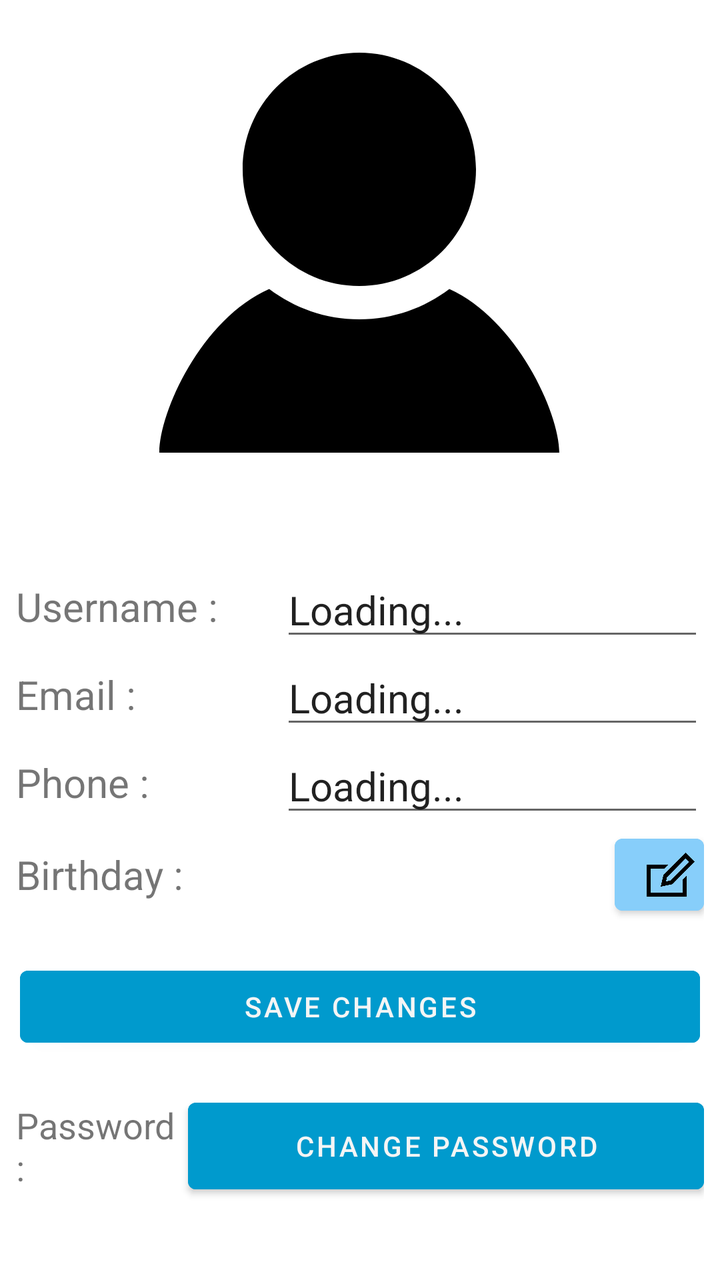
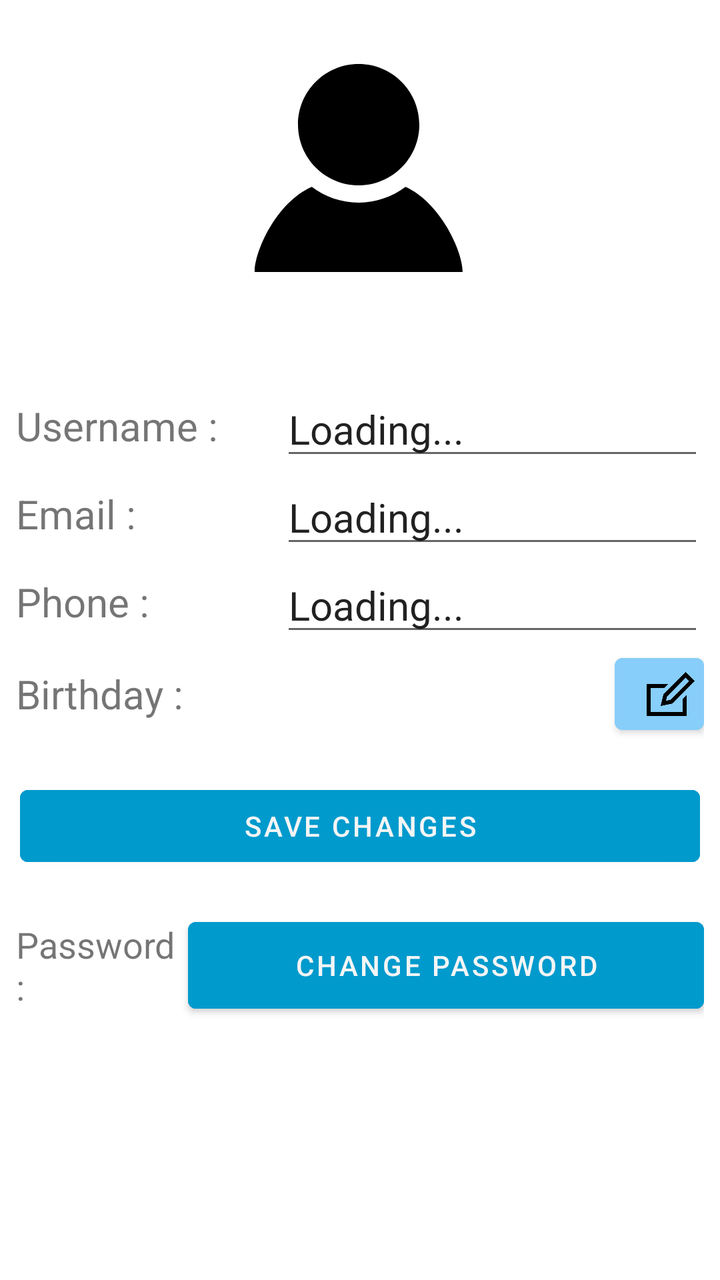

Two renders of the same Android screen: before a commit and after it. Below are the layout's source before the change and the commit's diff.
<!-- AndroidManifest.xml: application theme Theme.Front2 -->
<!-- res/layout/fragment_account.xml -->
<?xml version="1.0" encoding="utf-8"?>
<FrameLayout xmlns:android="http://schemas.android.com/apk/res/android"
    xmlns:app="http://schemas.android.com/apk/res-auto"
    xmlns:tools="http://schemas.android.com/tools"
    android:layout_width="match_parent"
    android:layout_height="match_parent"
    tools:context=".home.user.AccountFragment">

    <androidx.constraintlayout.widget.ConstraintLayout
        android:layout_width="match_parent"
        android:layout_height="match_parent">

        <ImageView
            android:id="@+id/account_icon"
            android:layout_width="200dp"
            android:layout_height="200dp"
            android:src="@drawable/account_icon"
            app:layout_constraintBottom_toBottomOf="parent"
            app:layout_constraintEnd_toEndOf="parent"
            app:layout_constraintHorizontal_bias="0.497"
            app:layout_constraintStart_toStartOf="parent"
            app:layout_constraintTop_toTopOf="parent"
            app:layout_constraintVertical_bias="0.06" />

        <LinearLayout
            android:id="@+id/linearLayout2"
            android:layout_width="match_parent"
            android:layout_height="wrap_content"
            android:layout_marginTop="55dp"
            android:orientation="vertical"
            app:layout_constraintStart_toStartOf="parent"
            app:layout_constraintTop_toBottomOf="@+id/account_icon">

            <LinearLayout
                android:layout_width="match_parent"
                android:layout_height="wrap_content"
                android:orientation="horizontal"
                android:paddingHorizontal="8dp">

                <TextView
                    android:layout_width="match_parent"
                    android:layout_height="match_parent"
                    android:layout_weight="4"
                    android:gravity="center|left"
                    android:text="@string/account_update_username"
                    android:textSize="20dp" />

                <EditText
                    android:id="@+id/accountName"
                    android:layout_width="match_parent"
                    android:layout_height="match_parent"
                    android:layout_weight="2.5"
                    android:gravity="center|left"
                    android:inputType="textPersonName"
                    android:singleLine="true"
                    android:text="Loading..."
                    android:textSize="20dp" />

            </LinearLayout>

            <LinearLayout
                android:layout_width="match_parent"
                android:layout_height="wrap_content"
                android:orientation="horizontal"
                android:paddingHorizontal="8dp">

                <TextView
                    android:layout_width="match_parent"
                    android:layout_height="match_parent"
                    android:layout_weight="4"
                    android:gravity="center|left"
                    android:text="@string/account_update_email_text"
                    android:textSize="20dp" />

                <EditText
                    android:id="@+id/emailEdit"
                    android:layout_width="match_parent"
                    android:layout_height="match_parent"
                    android:layout_weight="2.5"
                    android:gravity="center|left"
                    android:inputType="textEmailAddress"
                    android:singleLine="true"
                    android:text="Loading..."
                    android:textSize="20dp" />

            </LinearLayout>

            <LinearLayout
                android:layout_width="match_parent"
                android:layout_height="wrap_content"
                android:orientation="horizontal"
                android:paddingHorizontal="8dp">

                <TextView
                    android:layout_width="match_parent"
                    android:layout_height="match_parent"
                    android:layout_weight="4"
                    android:gravity="center|left"
                    android:text="@string/account_update_phone_text"
                    android:textSize="20dp" />

                <EditText
                    android:id="@+id/phoneEdit"
                    android:layout_width="match_parent"
                    android:layout_height="match_parent"
                    android:layout_weight="2.5"
                    android:gravity="center|left"
                    android:singleLine="true"
                    android:text="Loading..."
                    android:textSize="20dp" />

            </LinearLayout>

            <LinearLayout
                android:layout_width="match_parent"
                android:layout_height="wrap_content"
                android:orientation="horizontal"
                android:paddingHorizontal="8dp">

                <TextView
                    android:layout_width="match_parent"
                    android:layout_height="match_parent"
                    android:layout_weight="4"
                    android:gravity="center|left"
                    android:text="@string/account_update_birth_text"
                    android:textSize="20dp" />

                <TextView
                    android:id="@+id/birthdayText"
                    android:layout_width="match_parent"
                    android:layout_height="match_parent"
                    android:layout_weight="2.5"
                    android:gravity="center|left"
                    android:singleLine="true"
                    android:textSize="20dp" />

                <Button
                    android:id="@+id/account_change_birthday"
                    style="@style/edit_button_style"
                    android:layout_weight="5"
                    android:drawableLeft="@drawable/edit_icon"
                    android:onClick="updateBirth" />
            </LinearLayout>

            <View
                android:layout_width="match_parent"
                android:layout_height="18dp" />

            <Button
                android:id="@+id/update_info"
                style="@style/edit_button_password_style"
                android:layout_marginLeft="10dp"
                android:layout_marginRight="10dp"
                android:text="@string/account_save_text"
                android:onClick="saveChanges" />

            <View
                android:layout_width="match_parent"
                android:layout_height="18dp" />

            <LinearLayout
                android:layout_width="match_parent"
                android:layout_height="wrap_content"
                android:orientation="horizontal"
                android:paddingHorizontal="8dp">

                <TextView
                    android:id="@+id/changePasswordLabel"
                    android:layout_width="match_parent"
                    android:layout_height="match_parent"
                    android:layout_weight="3"
                    android:gravity="center|left"
                    android:text="@string/account_update_password_text"
                    android:textSize="18dp" />

                <Button
                    android:id="@+id/change_password"
                    style="@style/edit_button_password_style"
                    android:layout_width="match_parent"
                    android:layout_height="match_parent"
                    android:layout_weight="1"
                    android:onClick="updatePassword"
                    android:text="@string/account_update_password" />
            </LinearLayout>

        </LinearLayout>


    </androidx.constraintlayout.widget.ConstraintLayout>


</FrameLayout>
<!-- resources referenced by this layout -->
<resources>
  <!-- drawable account_icon (drawable) -->
  <vector xmlns:android="http://schemas.android.com/apk/res/android"
      android:width="24dp"
      android:height="24dp"
      android:viewportWidth="24"
      android:viewportHeight="24">
    <path
        android:fillColor="#FF000000"
        android:pathData="M19,7.001c0,3.865 -3.134,7 -7,7s-7,-3.135 -7,-7c0,-3.867 3.134,-7.001 7,-7.001s7,3.134 7,7.001zM17.402,14.181c-1.506,1.137 -3.374,1.82 -5.402,1.82 -2.03,0 -3.899,-0.685 -5.407,-1.822 -4.072,1.793 -6.593,7.376 -6.593,9.821h24c0,-2.423 -2.6,-8.006 -6.598,-9.819z"/>
  </vector>
  <!-- drawable edit_icon (drawable) -->
  <vector xmlns:android="http://schemas.android.com/apk/res/android"
      android:width="24dp"
      android:height="24dp"
      android:viewportWidth="24"
      android:viewportHeight="24">
    <path
        android:fillColor="#FF000000"
        android:pathData="M18,14.45v6.55h-16v-12h6.743l1.978,-2h-10.721v16h20v-10.573l-2,2.023zM19.473,3.835l1.707,1.707 -9.281,9.378 -2.23,0.472 0.512,-2.169 9.292,-9.388zM19.465,1l-11.104,11.216 -1.361,5.784 5.898,-1.248 11.103,-11.218 -4.536,-4.534z"/>
  </vector>
  <string name="account_save_text">Save changes</string>
  <string name="account_update_birth_text">Birthday :</string>
  <string name="account_update_email_text">Email :</string>
  <string name="account_update_password">Change password</string>
  <string name="account_update_password_text">Password :</string>
  <string name="account_update_phone_text">Phone :</string>
  <string name="account_update_username">Username :</string>
  <style name="edit_button_password_style">
          <item name="android:layout_width">match_parent</item>
          <item name="android:layout_height">match_parent</item>
          <item name="android:textColor">@color/WhiteSmoke</item>
          <item name="android:backgroundTint">@color/deepSkyBlue3</item>
          <item name="android:foreground">?android:attr/selectableItemBackground</item>
      </style>
  <style name="edit_button_style">
          <item name="android:layout_width">match_parent</item>
          <item name="android:layout_height">match_parent</item>
          <item name="android:backgroundTint">@color/lightSkyBlue</item>
          <item name="android:foreground">?android:attr/selectableItemBackground</item>
      </style>
  <style name="Theme.Front2" parent="Theme.MaterialComponents.DayNight.NoActionBar">
          
          <item name="colorPrimary">@color/royalBlue</item>
          <item name="colorPrimaryVariant">@color/lightSkyBlue</item>
          <item name="colorOnPrimary">@color/white</item>
          
          <item name="colorSecondary">@color/deepSkyBlue1</item>
          <item name="colorSecondaryVariant">@color/deepSkyBlue3</item>
          <item name="colorOnSecondary">@color/WhiteSmoke</item>
          
          <item name="android:statusBarColor" tools:targetApi="l">?attr/colorPrimary</item>
          
      </style>
  <color name="WhiteSmoke">#F5F5F5</color>
  <color name="deepSkyBlue3">#009ACD</color>
  <color name="lightSkyBlue">#87CEFA</color>
  <color name="royalBlue">#4169E1</color>
  <color name="white">#FFFFFFFF</color>
  <color name="deepSkyBlue1">#00BFFF</color>
</resources>

<!-- the commit's change to res/layout/fragment_account.xml (unified diff, before → after) -->
@@ -12,8 +12,8 @@
 
         <ImageView
             android:id="@+id/account_icon"
-            android:layout_width="200dp"
-            android:layout_height="200dp"
+            android:layout_width="119dp"
+            android:layout_height="104dp"
             android:src="@drawable/account_icon"
             app:layout_constraintBottom_toBottomOf="parent"
             app:layout_constraintEnd_toEndOf="parent"
